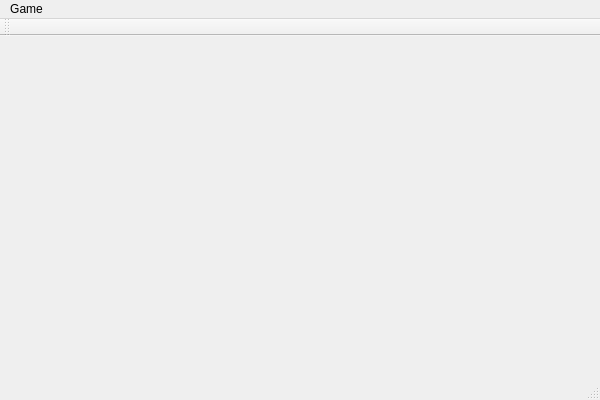
Old version of the form src/dialog/mainwindow.ui in the repository jason928594357/Qsanguosha.
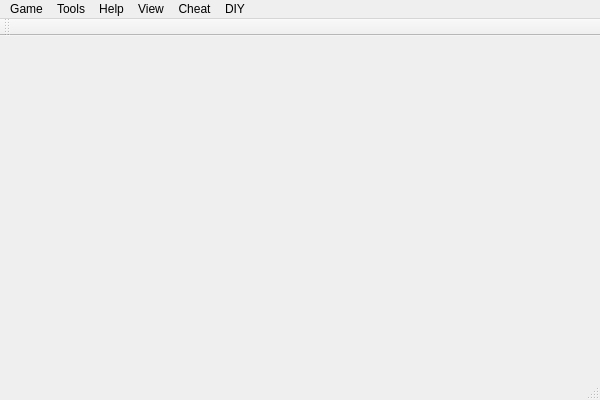
New version of the form.

Patch:
```diff
--- a/src/dialog/mainwindow.ui
+++ b/src/dialog/mainwindow.ui
@@ -20,7 +20,7 @@
      <x>0</x>
      <y>0</y>
      <width>600</width>
-     <height>21</height>
+     <height>23</height>
     </rect>
    </property>
    <widget class="QMenu" name="menuGame">
@@ -30,7 +30,37 @@
     <addaction name="actionStart_Game"/>
     <addaction name="actionStart_server"/>
    </widget>
+   <widget class="QMenu" name="menuTools">
+    <property name="title">
+     <string>Tools</string>
+    </property>
+   </widget>
+   <widget class="QMenu" name="menuHelp">
+    <property name="title">
+     <string>Help</string>
+    </property>
+   </widget>
+   <widget class="QMenu" name="menuView">
+    <property name="title">
+     <string>View</string>
+    </property>
+   </widget>
+   <widget class="QMenu" name="menuCheat">
+    <property name="title">
+     <string>Cheat</string>
+    </property>
+   </widget>
+   <widget class="QMenu" name="menuDIY">
+    <property name="title">
+     <string>DIY</string>
+    </property>
+   </widget>
    <addaction name="menuGame"/>
+   <addaction name="menuTools"/>
+   <addaction name="menuHelp"/>
+   <addaction name="menuView"/>
+   <addaction name="menuCheat"/>
+   <addaction name="menuDIY"/>
   </widget>
   <widget class="QToolBar" name="mainToolBar">
    <attribute name="toolBarArea">
```
Left out of the diff: 3 changed lines with no effect on the pictures.
